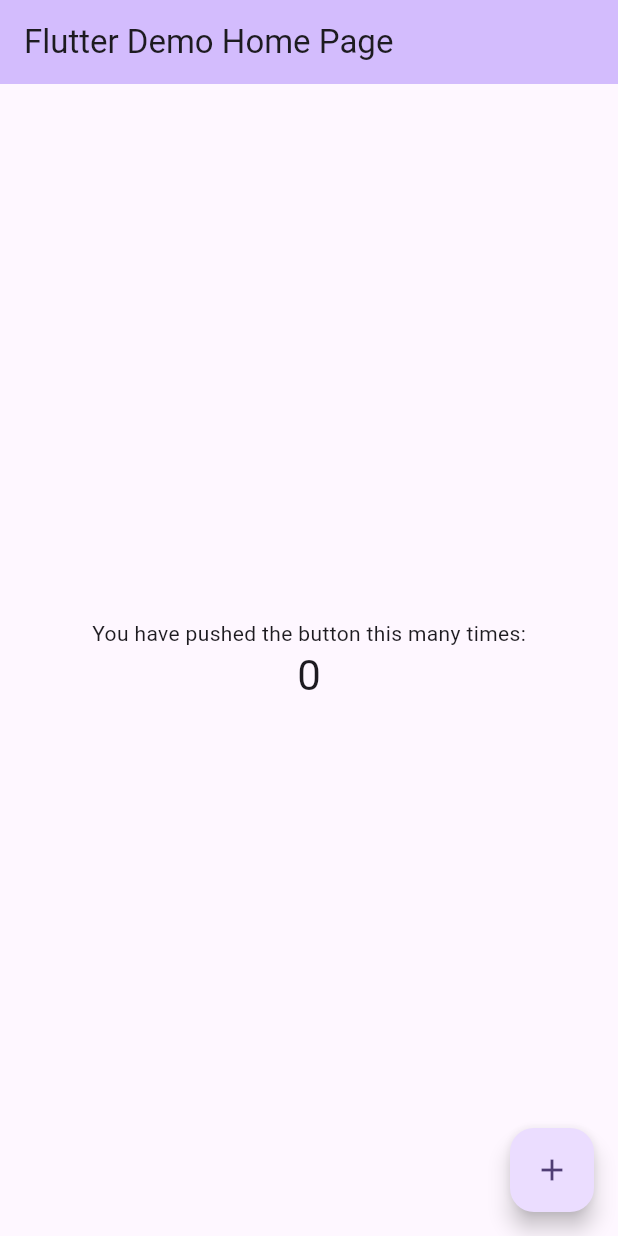
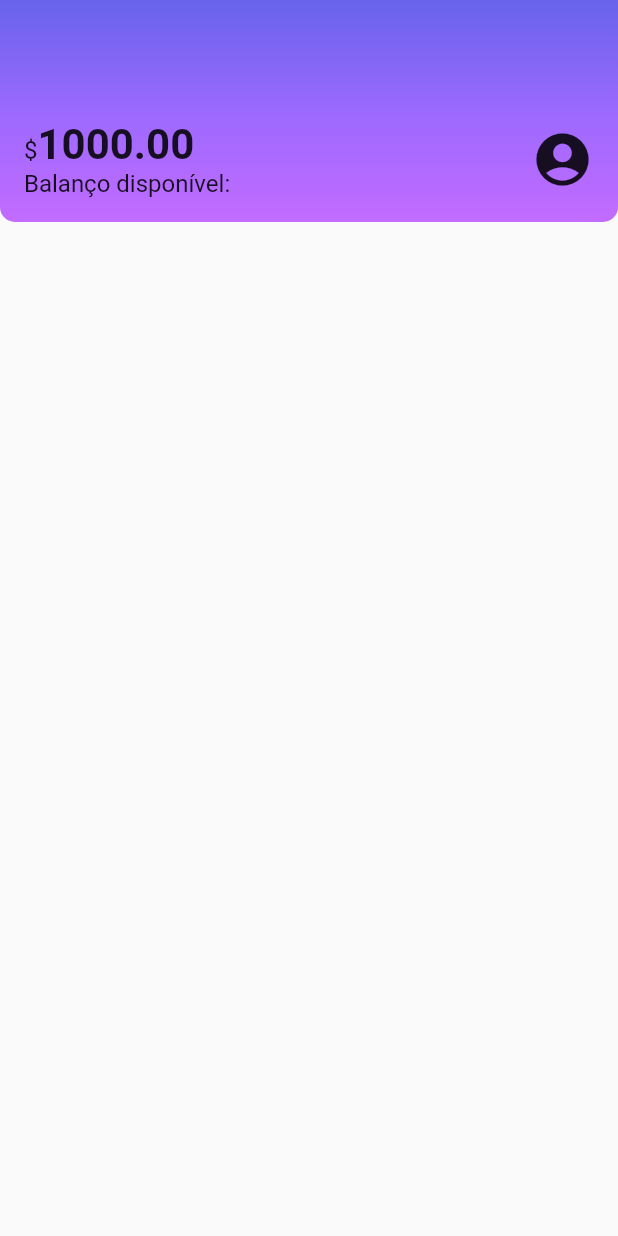
Before and after one commit to felipejoazeiro/alura_studies, a Flutter app: the screen it shows after launch, on a phone screen of 412 x 824 dp. Run offline on Flutter 3.47's test engine with Material 2 defaults, Android fonts, the phone set to English and light mode, and no system bars; our stand-ins replace google_fonts, logger, shared_preferences, sqflite; missing offline and left inert: http_interceptor; accounts and stored records are empty; project files that could hold a hidden picture were left out.

Commit message:
Header finished

```diff
--- /dev/null
+++ b/alubank/lib/components/sections/header.dart
@@ -0,0 +1,56 @@
+import 'package:flutter/material.dart';
+
+class Header extends StatelessWidget {
+  const Header({Key? key}) : super(key: key);
+
+  @override
+  Widget build(BuildContext context) {
+    return Container(
+      decoration: const BoxDecoration(
+        gradient: LinearGradient(
+          begin: Alignment.topCenter,
+          end: Alignment.bottomCenter,
+          colors: <Color>[
+            Color.fromRGBO(103, 99, 234, 1),
+            Color.fromRGBO(155, 105, 254, 1),
+            Color.fromRGBO(195, 107, 255, 1.0)
+          ],
+        ),
+        borderRadius: BorderRadius.vertical(bottom: Radius.circular(10)),
+      ),
+      child: const Padding(
+        padding: EdgeInsets.fromLTRB(16, 80, 16, 16),
+        child: Row(
+          mainAxisAlignment: MainAxisAlignment.spaceBetween,
+          children: <Widget>[
+            Column(
+              crossAxisAlignment: CrossAxisAlignment.start,
+              children: [
+                Text.rich(
+                  TextSpan(
+                    text: '\$',
+                    style: TextStyle(fontSize: 16),
+                    children: <TextSpan>[
+                      TextSpan(
+                          text: '1000.00',
+                          style: TextStyle(
+                              fontSize: 28, fontWeight: FontWeight.bold)),
+                    ],
+                  ),
+                ),
+                Text(
+                  'Balanço disponível:',
+                  style: TextStyle(fontSize: 16),
+                ),
+              ],
+            ),
+            Icon(
+              Icons.account_circle,
+              size: 42,
+            ),
+          ],
+        ),
+      ),
+    );
+  }
+}
--- a/alubank/lib/main.dart
+++ b/alubank/lib/main.dart
@@ -1,125 +1,18 @@
+import 'package:alubank/screens/home.dart';
 import 'package:flutter/material.dart';
 
 void main() {
-  runApp(const MyApp());
+  runApp(const Alubank());
 }
 
-class MyApp extends StatelessWidget {
-  const MyApp({super.key});
+class Alubank extends StatelessWidget {
+  const Alubank({super.key});
 
-  // This widget is the root of your application.
   @override
   Widget build(BuildContext context) {
-    return MaterialApp(
-      title: 'Flutter Demo',
-      theme: ThemeData(
-        // This is the theme of your application.
-        //
-        // TRY THIS: Try running your application with "flutter run". You'll see
-        // the application has a blue toolbar. Then, without quitting the app,
-        // try changing the seedColor in the colorScheme below to Colors.green
-        // and then invoke "hot reload" (save your changes or press the "hot
-        // reload" button in a Flutter-supported IDE, or press "r" if you used
-        // the command line to start the app).
-        //
-        // Notice that the counter didn't reset back to zero; the application
-        // state is not lost during the reload. To reset the state, use hot
-        // restart instead.
-        //
-        // This works for code too, not just values: Most code changes can be
-        // tested with just a hot reload.
-        colorScheme: ColorScheme.fromSeed(seedColor: Colors.deepPurple),
-        useMaterial3: true,
-      ),
-      home: const MyHomePage(title: 'Flutter Demo Home Page'),
+    return const MaterialApp(
+      title: 'Alubank',
+      home: Home(),
     );
   }
 }
-
-class MyHomePage extends StatefulWidget {
-  const MyHomePage({super.key, required this.title});
-
-  // This widget is the home page of your application. It is stateful, meaning
-  // that it has a State object (defined below) that contains fields that affect
-  // how it looks.
-
-  // This class is the configuration for the state. It holds the values (in this
-  // case the title) provided by the parent (in this case the App widget) and
-  // used by the build method of the State. Fields in a Widget subclass are
-  // always marked "final".
-
-  final String title;
-
-  @override
-  State<MyHomePage> createState() => _MyHomePageState();
-}
-
-class _MyHomePageState extends State<MyHomePage> {
-  int _counter = 0;
-
-  void _incrementCounter() {
-    setState(() {
-      // This call to setState tells the Flutter framework that something has
-      // changed in this State, which causes it to rerun the build method below
-      // so that the display can reflect the updated values. If we changed
-      // _counter without calling setState(), then the build method would not be
-      // called again, and so nothing would appear to happen.
-      _counter++;
-    });
-  }
-
-  @override
-  Widget build(BuildContext context) {
-    // This method is rerun every time setState is called, for instance as done
-    // by the _incrementCounter method above.
-    //
-    // The Flutter framework has been optimized to make rerunning build methods
-    // fast, so that you can just rebuild anything that needs updating rather
-    // than having to individually change instances of widgets.
-    return Scaffold(
-      appBar: AppBar(
-        // TRY THIS: Try changing the color here to a specific color (to
-        // Colors.amber, perhaps?) and trigger a hot reload to see the AppBar
-        // change color while the other colors stay the same.
-        backgroundColor: Theme.of(context).colorScheme.inversePrimary,
-        // Here we take the value from the MyHomePage object that was created by
-        // the App.build method, and use it to set our appbar title.
-        title: Text(widget.title),
-      ),
-      body: Center(
-        // Center is a layout widget. It takes a single child and positions it
-        // in the middle of the parent.
-        child: Column(
-          // Column is also a layout widget. It takes a list of children and
-          // arranges them vertically. By default, it sizes itself to fit its
-          // children horizontally, and tries to be as tall as its parent.
-          //
-          // Column has various properties to control how it sizes itself and
-          // how it positions its children. Here we use mainAxisAlignment to
-          // center the children vertically; the main axis here is the vertical
-          // axis because Columns are vertical (the cross axis would be
-          // horizontal).
-          //
-          // TRY THIS: Invoke "debug painting" (choose the "Toggle Debug Paint"
-          // action in the IDE, or press "p" in the console), to see the
-          // wireframe for each widget.
-          mainAxisAlignment: MainAxisAlignment.center,
-          children: <Widget>[
-            const Text(
-              'You have pushed the button this many times:',
-            ),
-            Text(
-              '$_counter',
-              style: Theme.of(context).textTheme.headlineMedium,
-            ),
-          ],
-        ),
-      ),
-      floatingActionButton: FloatingActionButton(
-        onPressed: _incrementCounter,
-        tooltip: 'Increment',
-        child: const Icon(Icons.add),
-      ), // This trailing comma makes auto-formatting nicer for build methods.
-    );
-  }
-}
--- /dev/null
+++ b/alubank/lib/screens/home.dart
@@ -0,0 +1,17 @@
+import 'package:alubank/components/sections/header.dart';
+import 'package:flutter/material.dart';
+
+class Home extends StatelessWidget {
+  const Home({Key? key}) : super(key: key);
+
+  @override
+  Widget build(BuildContext context) {
+    return const Scaffold(
+      body: Column(
+        children: <Widget>[
+          Header(),
+        ],
+      ),
+    );
+  }
+}
```
